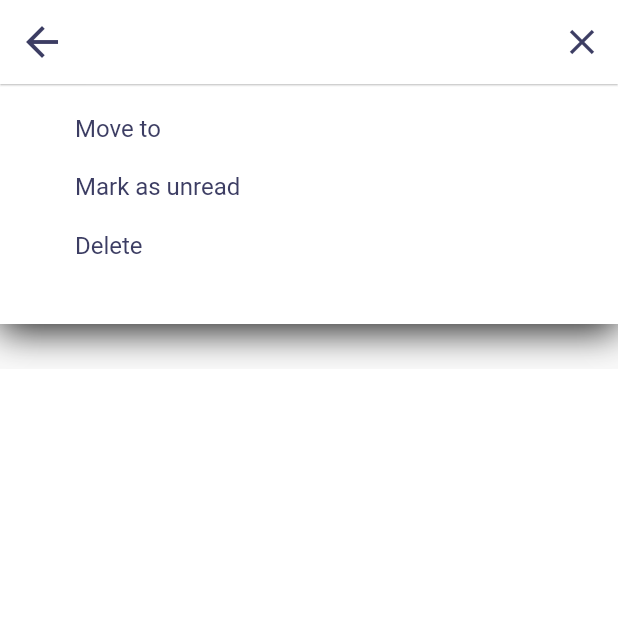
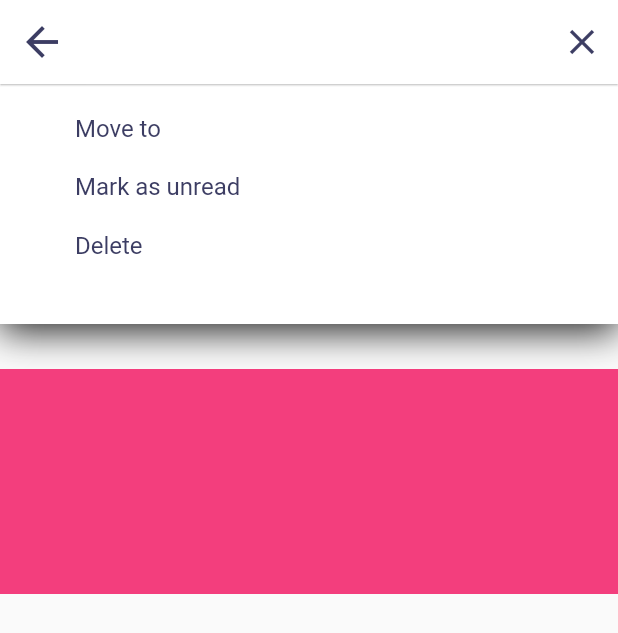
Before and after one commit to EAC-Technology/MobileApp, a Flutter app: the EmailDetails screen opened directly with empty values, after a tap on the "keyboard control" icon, on a phone screen of 412 x 824 dp. Shown: the top 633 px of the screen. Run offline on Flutter 3.47's test engine with Material 2 defaults, Android fonts, the phone set to English and light mode, and no system bars; our stand-ins replace convert, flutter_svg, rxdart, timeago, uni_links; missing offline and left inert: flutter_webview_plugin; accounts and stored records are empty.

Commit message:
trying to solve a problem with animated topdrawer and webview for previewing emails. Currently overlayed webview does not play well with animation

```diff
--- a/app_in_mail/lib/screens/home/email_details.dart
+++ b/app_in_mail/lib/screens/home/email_details.dart
@@ -62,10 +62,9 @@ class EmailDetailsState extends State<EmailDetails> {
 
   bool _shouldDisplayProgressIndicator = false;
   Widget _getStandardBody() {
-    return Center(
-        child: Container(
-      color: Colors.white,
-    ));
+    return Column(children: <Widget>[
+      Container(height: 150.0,  color: AppColors.accentColor,),
+    ],);
   }
 
   Widget _getProgressIndicator() {
@@ -73,6 +72,16 @@ class EmailDetailsState extends State<EmailDetails> {
   }
 
   Widget _getBody() {
+    final mediaQuery = MediaQuery.of(context);
+    var verticalOffset = mediaQuery.padding.top + appBar.preferredSize.height + 10;
+
+    if (!_isActionsHeaderCollapsed) {
+        verticalOffset += 160;
+    }
+    var webViewRect = Rect.fromLTWH(10.0, verticalOffset, mediaQuery.size.width,
+            mediaQuery.size.height - verticalOffset);
+    webview.resize(webViewRect);
+
     return CollapsibleHeaderContainer(
         isHeaderCollapsed: this._isActionsHeaderCollapsed,
         header: _buildEmailActionSheet(),
```
